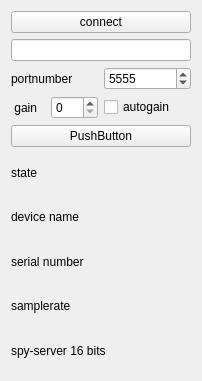
Old version of the form sources/devices/spy-server-16/spyserver-widget.ui in the repository JvanKatwijk/qt-dab.
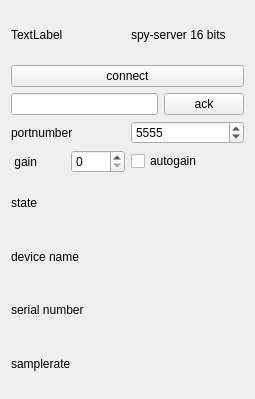
New version of the form. Custom widgets are drawn as their Qt base class.

The edit to the form file:
```diff
--- a/sources/devices/spy-server-16/spyserver-widget.ui
+++ b/sources/devices/spy-server-16/spyserver-widget.ui
@@ -6,14 +6,35 @@
    <rect>
     <x>0</x>
     <y>0</y>
-    <width>202</width>
-    <height>381</height>
+    <width>255</width>
+    <height>399</height>
    </rect>
   </property>
   <property name="windowTitle">
    <string>spy_server</string>
   </property>
   <layout class="QVBoxLayout" name="verticalLayout">
+   <item>
+    <layout class="QHBoxLayout" name="horizontalLayout_6">
+     <item>
+      <widget class="clickablelabel" name="copyrightLabel">
+       <property name="text">
+        <string>TextLabel</string>
+       </property>
+      </widget>
+     </item>
+     <item>
+      <widget class="QLabel" name="label">
+       <property name="toolTip">
+        <string>&lt;html&gt;&lt;head/&gt;&lt;body&gt;&lt;p&gt;The url  &amp;quot;https://airspy.com/directory/&amp;quot; shows a list of publicly available spyservers. Note however that for Qt-DAB one needs at least 2 Msamples/sec, which, for 16 bit samples means 8 Mb/sec. So you need a pretty fast connection.&lt;/p&gt;&lt;p/&gt;&lt;/body&gt;&lt;/html&gt;</string>
+       </property>
+       <property name="text">
+        <string>spy-server 16 bits</string>
+       </property>
+      </widget>
+     </item>
+    </layout>
+   </item>
    <item>
     <layout class="QHBoxLayout" name="horizontalLayout">
      <item>
@@ -26,7 +47,18 @@
     </layout>
    </item>
    <item>
-    <widget class="QLineEdit" name="hostLineEdit"/>
+    <layout class="QHBoxLayout" name="horizontalLayout_3">
+     <item>
+      <widget class="QLineEdit" name="hostLineEdit"/>
+     </item>
+     <item>
+      <widget class="QPushButton" name="ackButton">
+       <property name="text">
+        <string>ack</string>
+       </property>
+      </widget>
+     </item>
+    </layout>
    </item>
    <item>
     <layout class="QHBoxLayout" name="horizontalLayout_4">
@@ -78,13 +110,6 @@
      </item>
     </layout>
    </item>
-   <item>
-    <widget class="QPushButton" name="xml_dumpButton">
-     <property name="text">
-      <string>PushButton</string>
-     </property>
-    </widget>
-   </item>
    <item>
     <widget class="QLabel" name="theState">
      <property name="text">
@@ -113,18 +138,15 @@
      </property>
     </widget>
    </item>
-   <item>
-    <widget class="QLabel" name="label">
-     <property name="toolTip">
-      <string>&lt;html&gt;&lt;head/&gt;&lt;body&gt;&lt;p&gt;The url  &amp;quot;https://airspy.com/directory/&amp;quot; shows a list of publicly available spyservers. Note however that for Qt-DAB one needs at least 2 Msamples/sec, which, for 16 bit samples means 8 Mb/sec. So you need a pretty fast connection.&lt;/p&gt;&lt;p/&gt;&lt;/body&gt;&lt;/html&gt;</string>
-     </property>
-     <property name="text">
-      <string>spy-server 16 bits</string>
-     </property>
-    </widget>
-   </item>
   </layout>
  </widget>
+ <customwidgets>
+  <customwidget>
+   <class>clickablelabel</class>
+   <extends>QLabel</extends>
+   <header>clickable-label.h</header>
+  </customwidget>
+ </customwidgets>
  <resources/>
  <connections/>
 </ui>
```
